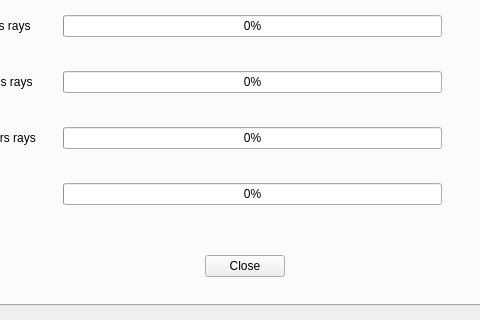
This is tools/ui_CalculateNoiseLevels.ui in Arpapiemonte/openoise-map as Qt 5 draws it before an edit; both pictures show x 171 to 651 and y 291 to 611 of the 848 by 611 pixel window. The edited form follows.
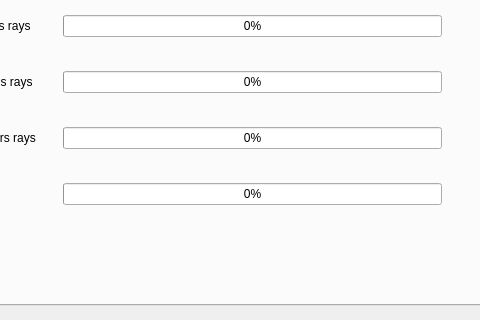
This is the edited form. The open tabs and pages were chosen to show the change. Custom widgets are drawn as their Qt base class.

```diff
--- a/tools/ui_CalculateNoiseLevels.ui
+++ b/tools/ui_CalculateNoiseLevels.ui
@@ -1108,28 +1108,6 @@
     <attribute name="title">
      <string>Calculate</string>
     </attribute>
-    <widget class="QDialogButtonBox" name="buttonBox">
-     <property name="geometry">
-      <rect>
-       <x>354</x>
-       <y>506</y>
-       <width>90</width>
-       <height>31</height>
-      </rect>
-     </property>
-     <property name="sizePolicy">
-      <sizepolicy hsizetype="Fixed" vsizetype="Fixed">
-       <horstretch>0</horstretch>
-       <verstretch>0</verstretch>
-      </sizepolicy>
-     </property>
-     <property name="orientation">
-      <enum>Qt::Horizontal</enum>
-     </property>
-     <property name="standardButtons">
-      <set>QDialogButtonBox::Close</set>
-     </property>
-    </widget>
     <widget class="QPushButton" name="calculate_pushButton">
      <property name="geometry">
       <rect>
```
Left out of the diff: 39 changed lines with no effect on the pictures.
